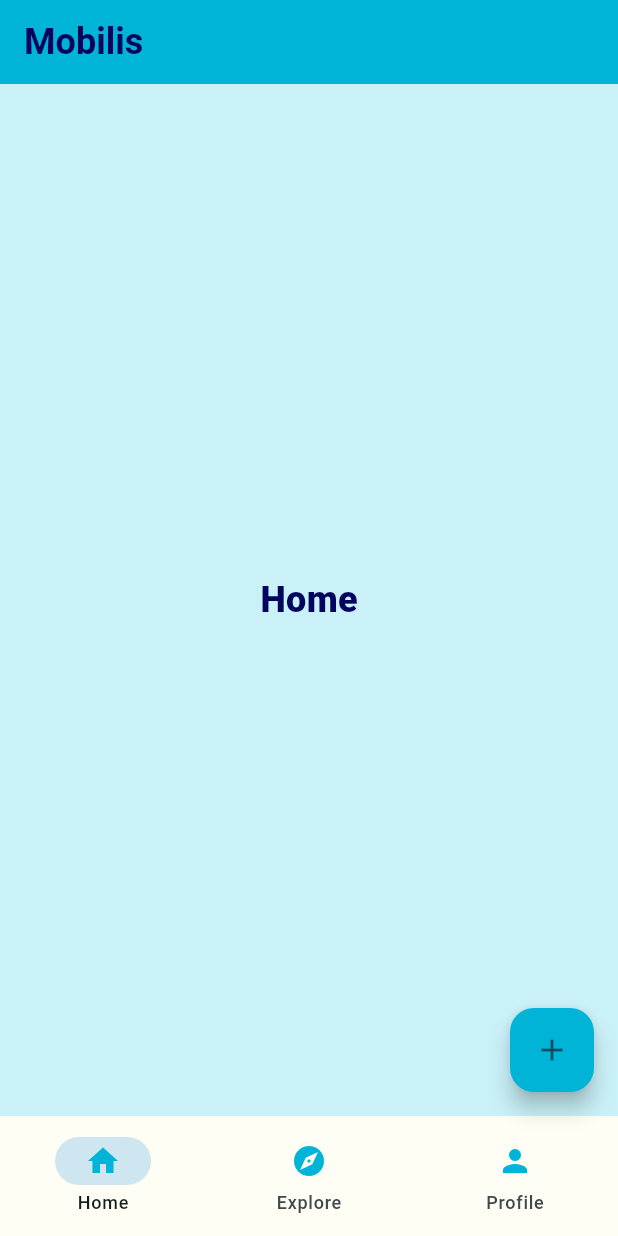
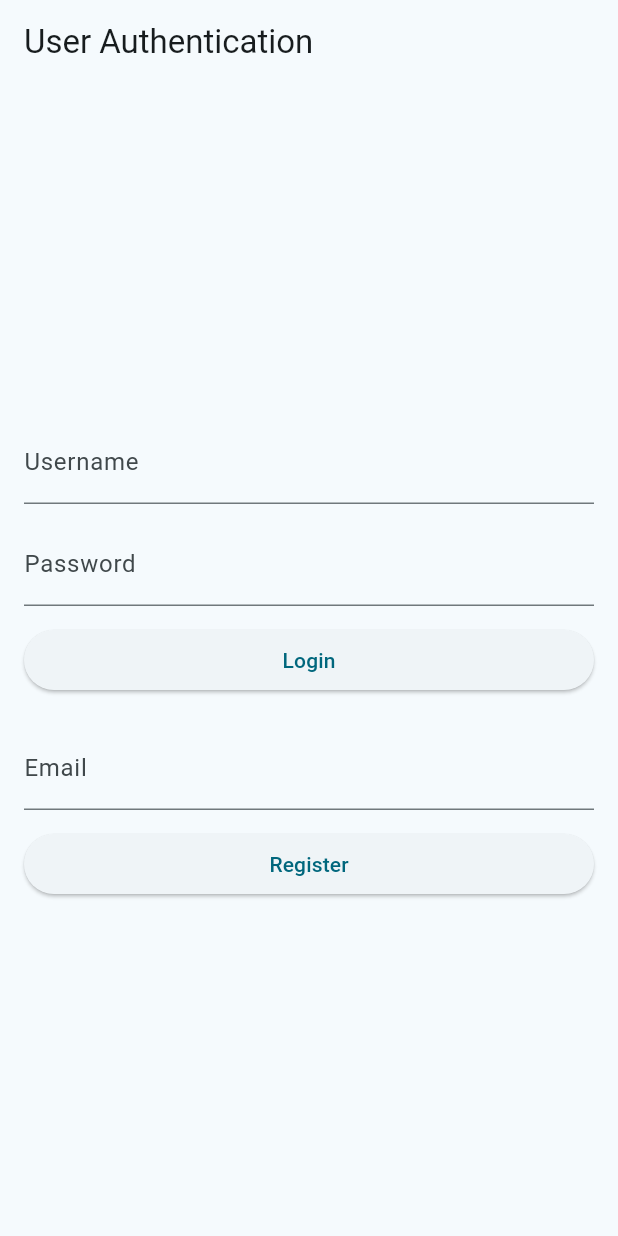
Before and after one commit to pireu2/polihack-2023, a Flutter app: the screen it shows after launch, on a phone screen of 412 x 824 dp. Run offline on Flutter 3.47's test engine with Material 3 defaults, Android fonts, the phone set to English and light mode, and no system bars; missing offline and left inert: postgres.

```diff
--- a/app/lib/main.dart
+++ b/app/lib/main.dart
@@ -1,17 +1,24 @@
-import 'package:app/ui/explore_page.dart';
-import 'package:app/ui/home_page.dart';
-import 'package:app/ui/profile_page.dart';
+import 'package:app/ui/auth/auth_page.dart';
+import 'package:app/ui/main_page.dart';
 import 'package:flutter/material.dart';
 import 'package:app/constants/strings.dart';
 import 'package:app/constants/styles.dart';
 import 'package:app/constants/colors.dart';
+import 'package:app/services/database_helper.dart';
 
-void main() {
-  runApp(const MyApp());
+void main() async {
+  WidgetsFlutterBinding.ensureInitialized();
+  final dbHelper = DatabaseHelper();
+  await dbHelper.connect();
+  runApp(MyApp(
+    dbHelper: dbHelper,
+  ));
 }
 
 class MyApp extends StatelessWidget {
-  const MyApp({super.key});
+  final DatabaseHelper dbHelper;
+
+  const MyApp({Key? key, required this.dbHelper}) : super(key: key);
 
   @override
   Widget build(BuildContext context) {
@@ -23,76 +30,9 @@ class MyApp extends StatelessWidget {
           seedColor: kPrimaryColor,
         ),
       ),
-      home: const MainPage(),
+      home: AuthScreen(
+        dbHelper: dbHelper,
+      ),
     );
   }
 }
-
-class MainPage extends StatefulWidget {
-  const MainPage({super.key});
-
-  @override
-  State<MainPage> createState() => _MainPageState();
-}
-
-class _MainPageState extends State<MainPage> {
-  int currentPage = 0;
-  List<Widget> pages = const[
-    HomePage(),
-    ExplorePage(),
-    ProfilePage(),
-  ];
-  @override
-  Widget build(BuildContext context) {
-    return Scaffold(
-      backgroundColor: kBackgroundColor,
-      appBar: AppBar(
-        backgroundColor: kPrimaryColor,
-        title: const Text(
-          kAppTitle,
-          style: kMediumTextStyle,
-        ),
-      ),
-      floatingActionButton: FloatingActionButton(
-        backgroundColor: kPrimaryColor,
-        onPressed: () {
-          debugPrint('floating action button');
-        },
-        child: const Icon(Icons.add),
-      ),
-      bottomNavigationBar: NavigationBar(
-        backgroundColor: kWhiteColor,
-        onDestinationSelected: (int index){
-          setState(() {
-            currentPage = index;
-          });
-        },
-        selectedIndex: currentPage,
-        destinations:  const [
-          NavigationDestination(
-            icon: Icon(
-              Icons.home,
-              color: kPrimaryColor,
-            ),
-            label: 'Home',
-          ),
-          NavigationDestination(
-            icon: Icon(
-              Icons.explore,
-              color: kPrimaryColor,
-            ),
-            label: 'Explore',
-          ),
-          NavigationDestination(
-            icon: Icon(
-              Icons.person,
-              color: kPrimaryColor,
-            ),
-            label: 'Profile',
-          ),
-        ],
-      ),
-      body: pages[currentPage],
-    );
-  }
-}
--- /dev/null
+++ b/app/lib/ui/auth/auth_page.dart
@@ -0,0 +1,123 @@
+import 'package:flutter/material.dart';
+import 'package:app/constants/strings.dart';
+import 'package:app/constants/styles.dart';
+import 'package:app/constants/colors.dart';
+
+import '../../services/database_helper.dart';
+
+class AuthScreen extends StatefulWidget {
+  final DatabaseHelper dbHelper;
+
+  const AuthScreen({Key? key, required this.dbHelper}) : super(key: key);
+
+  @override
+  State<AuthScreen> createState() => _AuthScreenState();
+}
+
+class _AuthScreenState extends State<AuthScreen> {
+  final TextEditingController _usernameController = TextEditingController();
+  final TextEditingController _passwordController = TextEditingController();
+  final TextEditingController _emailController = TextEditingController();
+
+  late DatabaseHelper _databaseHelper; // Declare an instance of DatabaseHelper
+
+  @override
+  void initState() {
+    super.initState();
+    _databaseHelper = DatabaseHelper();
+  }
+
+  @override
+  Widget build(BuildContext context) {
+    return Scaffold(
+      appBar: AppBar(
+        title: const Text('User Authentication'),
+      ),
+      body: Padding(
+        padding: const EdgeInsets.all(16.0),
+        child: Column(
+          mainAxisAlignment: MainAxisAlignment.center,
+          crossAxisAlignment: CrossAxisAlignment.stretch,
+          children: [
+            TextField(
+              controller: _usernameController,
+              decoration: const InputDecoration(labelText: 'Username'),
+            ),
+            const SizedBox(height: 12),
+            TextField(
+              controller: _passwordController,
+              obscureText: true,
+              decoration: const InputDecoration(labelText: 'Password'),
+            ),
+            const SizedBox(height: 12),
+            ElevatedButton(
+              onPressed: () {
+                // Handle login button click
+                loginUser();
+              },
+              child: const Text('Login'),
+            ),
+            const SizedBox(height: 20),
+            TextField(
+              controller: _emailController,
+              decoration: const InputDecoration(labelText: 'Email'),
+            ),
+            const SizedBox(height: 12),
+            ElevatedButton(
+              onPressed: () {
+                // Handle register button click
+                registerUser();
+              },
+              child: const Text('Register'),
+            ),
+          ],
+        ),
+      ),
+    );
+  }
+
+  Future<void> loginUser() async {
+    final username = _usernameController.text;
+    final password = _passwordController.text;
+
+    // Use the DatabaseHelper to execute queries
+    final result = await widget.dbHelper.executeQuery(
+      'SELECT * FROM users WHERE username = \'$username\' AND password = \'$password\'',
+    );
+
+    if (result.isNotEmpty) {
+      // Successful login, navigate to the next screen or perform any other action
+      debugPrint('Login successful');
+    } else {
+      // Handle failed login (show an error message, etc.)
+      debugPrint('Invalid credentials');
+    }
+  }
+
+  Future<void> registerUser() async {
+    final username = _usernameController.text;
+    final password = _passwordController.text;
+    final email = _emailController.text;
+
+    String insertQuery =
+        'INSERT INTO users (username, password, email) VALUES (@username, @password, @email)';
+    Map<String, dynamic> insertValues = {
+      'username': username,
+      'password': password,
+      'email': email,
+    };
+    // Use the DatabaseHelper to execute an INSERT query
+    final int result = await widget.dbHelper.executeInsert(
+      insertQuery,
+      insertValues,
+    );
+
+    if (result != -1) {
+      // Successful registration, handle accordingly
+      debugPrint('Registration successful');
+    } else {
+      // Handle failed registration (show an error message, etc.)
+      debugPrint('Registration failed');
+    }
+  }
+}
--- a/app/pubspec.yaml
+++ b/app/pubspec.yaml
@@ -37,6 +37,8 @@ dependencies:
   cupertino_icons: ^1.0.2
 
 dev_dependencies:
+  path: ^1.8.3
+  postgres: ^2.4.0
   flutter_test:
     sdk: flutter
 
@@ -46,6 +48,7 @@ dev_dependencies:
   # package. See that file for information about deactivating specific lint
   # rules and activating additional ones.
   flutter_lints: ^2.0.0
+
 
 # For information on the generic Dart part of this file, see the
 # following page: https://dart.dev/tools/pub/pubspec
```
Also changed, not shown: app/lib/services/database_helper.dart (added, +60 -0 lines), app/lib/ui/main_page.dart (added, +95 -0 lines), 1 other file.
